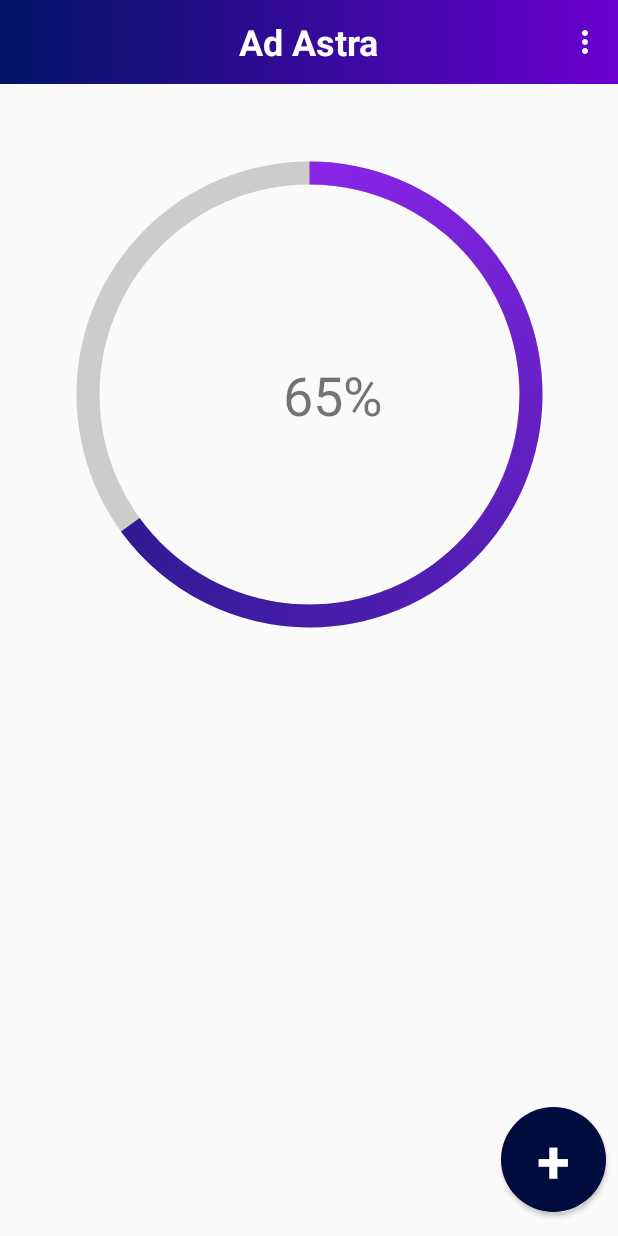
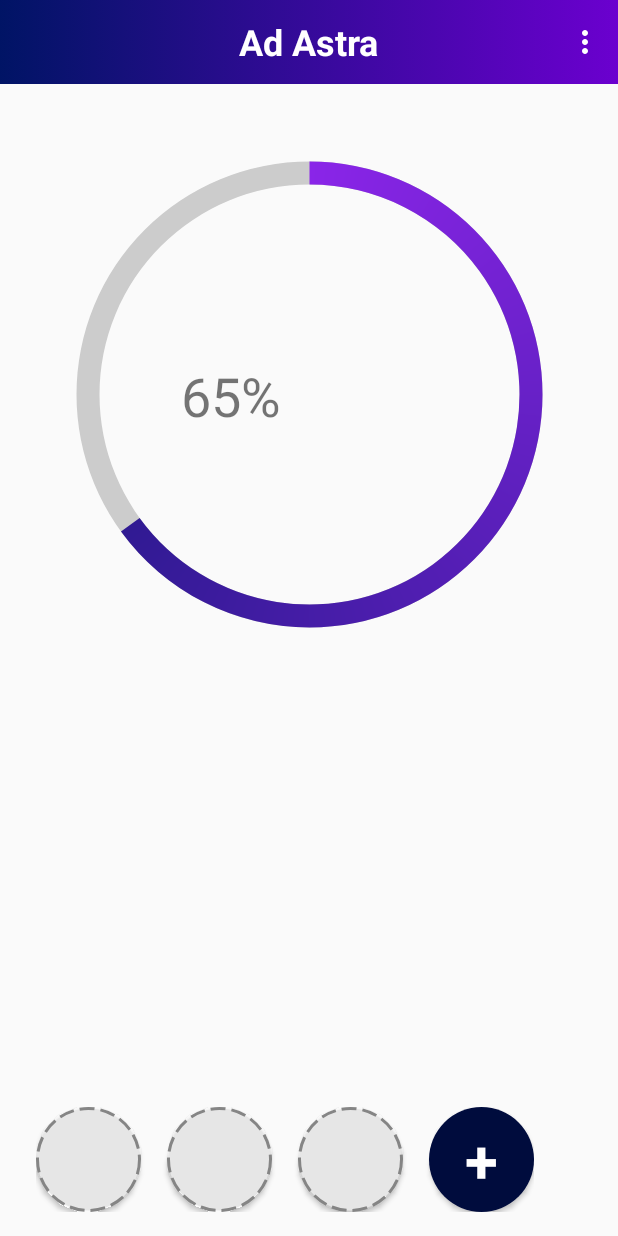
Before and after one commit to javascript-m/AdAstra, an Android app: the screen it shows after launch once a user with an empty profile is signed in (HomeScreen), on a phone screen of 412 x 824 dp. Run offline under Robolectric (Android 15) with nearby library versions, the phone set to English and light mode, and no system bars; our stand-ins replace Firebase (no records; nobody signed in at launch, a user with empty details on screens opened directly).

Commit message:
Manage add habits

```diff
--- a/app/src/main/java/com/ad_astra/maja/adastra/EditUserInfo.java
+++ b/app/src/main/java/com/ad_astra/maja/adastra/EditUserInfo.java
@@ -22,7 +22,7 @@ import java.util.Map;
 
 /***
  * is date valid (b date)
- *
+ * sve da bude unutar foldera USER_ID
  */
 
 public class EditUserInfo extends AppCompatActivity {
@@ -33,8 +33,6 @@ public class EditUserInfo extends AppCompatActivity {
     EditText fNameE;
     EditText lNameE;
     EditText bDateE;
-
-    private static final String TAG = "MyActivity";
 
     @Override
     protected void onCreate(Bundle savedInstanceState) {
--- /dev/null
+++ b/app/src/main/res/drawable/empty_habit_button.xml
@@ -0,0 +1,14 @@
+<?xml version="1.0" encoding="utf-8"?>
+<selector xmlns:android="http://schemas.android.com/apk/res/android">
+    <item >
+        <shape android:shape="oval"  >
+            <solid android:color="#e6e6e6"/>
+            <stroke
+                android:color="#858585"
+                android:width="2dp"
+                android:dashGap="4dp"
+                android:dashWidth="10dp"
+                />
+        </shape>
+    </item>
+</selector>
--- a/app/src/main/res/layout/fragment_home.xml
+++ b/app/src/main/res/layout/fragment_home.xml
@@ -27,8 +27,8 @@
 
     <TextView
         android:id="@+id/HF_progressTxt"
-        android:layout_width="wrap_content"
-        android:layout_height="wrap_content"
+        android:layout_width="202dp"
+        android:layout_height="48dp"
         android:layout_marginBottom="8dp"
         android:layout_marginEnd="8dp"
         android:layout_marginLeft="8dp"
@@ -47,47 +47,103 @@
         android:layout_width="0dp"
         android:layout_height="70dp"
         android:layout_marginBottom="16dp"
-        android:layout_marginEnd="8dp"
-        android:layout_marginLeft="8dp"
-        android:layout_marginRight="8dp"
-        android:layout_marginStart="8dp"
+        android:layout_marginEnd="24dp"
+        android:layout_marginLeft="24dp"
+        android:layout_marginRight="24dp"
+        android:layout_marginStart="24dp"
         app:layout_constraintBottom_toBottomOf="parent"
-        app:layout_constraintEnd_toStartOf="@+id/HF_add"
-        app:layout_constraintHorizontal_bias="1.0"
+        app:layout_constraintEnd_toEndOf="parent"
+        app:layout_constraintHorizontal_bias="0.0"
         app:layout_constraintStart_toStartOf="parent">
 
         <LinearLayout
             android:id="@+id/HF_habitHolder"
-            android:layout_width="match_parent"
+            android:layout_width="wrap_content"
             android:layout_height="match_parent"
-            android:layout_margin="0dp"
-            android:layout_marginLeft="56dp"
-            android:layout_marginStart="56dp"
             android:orientation="horizontal"
-            app:layout_constraintEnd_toStartOf="@+id/add_new_habit"
-            app:layout_constraintHorizontal_bias="0.0"
-            app:layout_constraintStart_toStartOf="parent"
-            tools:layout_editor_absoluteY="8dp" />
-    </HorizontalScrollView>
+            android:padding="0dp">
+
+            <Button
+                android:layout_width="70dp"
+                android:layout_height="70dp"
+                android:background="@drawable/empty_habit_button"
+                android:textSize="40sp" />
+
+            <TextView
+                android:layout_width="17dp"
+                android:layout_height="match_parent" />
+
+            <Button
+                android:layout_width="70dp"
+                android:layout_height="70dp"
+                android:background="@drawable/empty_habit_button"
+                android:textSize="40sp"/>
+
+            <TextView
+                android:layout_width="17dp"
+                android:layout_height="match_parent" />
+
+            <Button
+                android:layout_width="70dp"
+                android:layout_height="70dp"
+                android:background="@drawable/empty_habit_button"
+                android:textSize="40sp"/>
+
+            <TextView
+                android:layout_width="17dp"
+                android:layout_height="match_parent" />
+
+            <Button
+                android:layout_width="70dp"
+                android:layout_height="70dp"
+                android:background="@drawable/empty_habit_button"
+                android:textSize="40sp"
+                android:visibility="gone"/>
+
+            <TextView
+                android:layout_width="17dp"
+                android:layout_height="match_parent"
+                android:visibility="gone" />
+
+            <Button
+                android:layout_width="70dp"
+                android:layout_height="70dp"
+                android:background="@drawable/empty_habit_button"
+                android:textSize="40sp"
+                android:visibility="gone" />
+
+            <TextView
+                android:layout_width="17dp"
+                android:layout_height="match_parent"
+                android:visibility="gone" />
+
+            <Button
+                android:layout_width="70dp"
+                android:layout_height="70dp"
+                android:background="@drawable/empty_habit_button"
+                android:textSize="40sp"
+                android:visibility="gone" />
+
+            <TextView
+                android:layout_width="17dp"
+                android:layout_height="match_parent"
+                android:visibility="gone" />
 
             <Button
                 android:id="@+id/HF_add"
                 android:layout_width="70dp"
                 android:layout_height="70dp"
-        android:layout_marginBottom="16dp"
-        android:layout_marginEnd="8dp"
-        android:layout_marginLeft="8dp"
-        android:layout_marginRight="8dp"
-        android:layout_marginStart="8dp"
                 android:background="@drawable/add_habit_button"
                 android:text="+"
                 android:textAlignment="center"
                 android:textColor="@android:color/white"
-        android:textSize="40dp"
+                android:textSize="40sp"
                 android:textStyle="bold"
-        android:typeface="sans"
-        app:layout_constraintBottom_toBottomOf="parent"
-        app:layout_constraintEnd_toEndOf="parent"
-        app:layout_constraintStart_toEndOf="@+id/horizontalScrollView" />
+                android:typeface="sans" />
+
+        </LinearLayout>
+    </HorizontalScrollView>
+
+
 
 </android.support.constraint.ConstraintLayout>
--- a/app/src/main/res/values/strings.xml
+++ b/app/src/main/res/values/strings.xml
@@ -1,5 +1,4 @@
 <resources>
-    <string name="my_habits">com.ad_astra.maja.adastra.MY_HABITS</string>
     <string name="app_name">Ad Astra</string>
 
     <string name="emailVerification">Email is not verified. (Click here to verify)</string>
```
Also changed, not shown: app/src/main/java/com/ad_astra/maja/adastra/AddHabit.java (+70 -12 lines), app/src/main/java/com/ad_astra/maja/adastra/HabitInfo.java (+48 -18 lines), app/src/main/java/com/ad_astra/maja/adastra/HomeFragment.java (+45 -38 lines), app/src/main/res/layout/activity_add_habit.xml (+10 -10 lines). Lines whose indentation alone changed are shown as unchanged.
